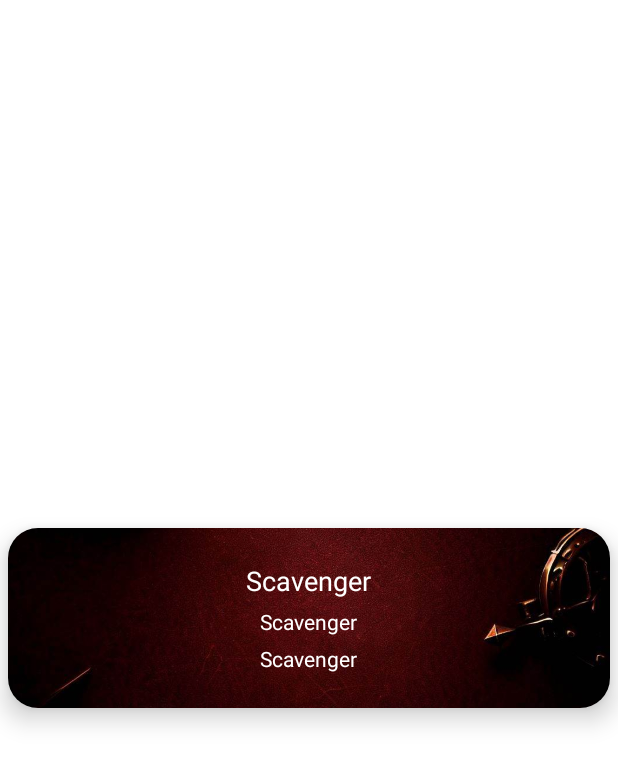
After one commit to yosephkimm/Scavenge, an Android app: the layout leaderboard_time_card.xml on its own in the app's theme, with its tools: preview values and no code run, on a phone screen of 412 x 824 dp. The commit adds this screen. Shown: the top 765 px of the screen. Run offline under Robolectric (Android 15) with nearby library versions, the phone set to English and light mode, and no system bars.

Commit message:
pretty much finished LeaderboardMainFragment. Need to add bg and LeaderboardFragment stuff

```diff
--- a/app/src/main/java/com/example/scavenger/MainActivity.java
+++ b/app/src/main/java/com/example/scavenger/MainActivity.java
@@ -71,6 +71,7 @@ public class MainActivity extends AppCompatActivity {
         navController = Navigation.findNavController(this, R.id.nav_host_fragment_content_main);
         appBarConfiguration = new AppBarConfiguration.Builder(navController.getGraph()).build();
         NavigationUI.setupActionBarWithNavController(this, navController, appBarConfiguration);
+
         getSupportActionBar().hide(); // hides the action bar at the top of the screen
 
         // Initialize Firebase Auth
@@ -210,13 +211,15 @@ public class MainActivity extends AppCompatActivity {
     private void HomeActivity() {
         navController.navigate(R.id.homeFragment2);
     }
-
+/*
     @Override
     public boolean onCreateOptionsMenu(Menu menu) {
         // Inflate the menu; this adds items to the action bar if it is present.
         getMenuInflater().inflate(R.menu.activity_main_drawer, menu);
         return true;
     }
+
+ */
 
     @Override
     public boolean onOptionsItemSelected(MenuItem item) {
--- /dev/null
+++ b/app/src/main/res/layout/leaderboard_time_card.xml
@@ -0,0 +1,74 @@
+<?xml version="1.0" encoding="utf-8"?><!-- XML implementation of Card Layout
+https://www.geeksforgeeks.org/gridview-in-android-with-example/# -->
+<androidx.cardview.widget.CardView
+    xmlns:android="http://schemas.android.com/apk/res/android"
+    xmlns:app="http://schemas.android.com/apk/res-auto"
+    android:layout_width="match_parent"
+    android:layout_height="wrap_content"
+    android:layout_gravity="center"
+    android:layout_margin="5dp"
+    app:cardCornerRadius="20dp"
+    app:cardElevation="10dp">
+
+    <FrameLayout
+        xmlns:android="http://schemas.android.com/apk/res/android"
+        xmlns:tools="http://schemas.android.com/tools"
+        android:layout_width="match_parent"
+        android:layout_height="wrap_content"
+        android:orientation="vertical"
+        tools:ignore="HardcodedText">
+        <LinearLayout
+            android:layout_width="match_parent"
+            android:layout_height="wrap_content"
+            android:orientation="horizontal"
+            android:gravity="center">
+            <ImageView
+                android:id="@+id/huntcardbg"
+                android:layout_width="match_parent"
+                android:layout_height="120dp"
+                android:src="@drawable/redbg"
+                android:scaleType="centerCrop" />
+
+        </LinearLayout>
+
+        <LinearLayout
+            android:layout_width="match_parent"
+            android:layout_height="wrap_content"
+            android:orientation="vertical"
+            android:layout_gravity="center"
+            android:gravity="center">
+
+            <TextView
+                android:id="@+id/huntname"
+                android:layout_width="wrap_content"
+                android:layout_height="wrap_content"
+                android:layout_margin="5dp"
+                android:text="@string/app_name"
+                android:textSize="18sp"
+                android:textAlignment="center"
+                android:layout_marginHorizontal="10dp"
+                android:textColor="@color/white"/>
+
+            <TextView
+                android:id="@+id/huntdesc"
+                android:layout_width="wrap_content"
+                android:layout_height="wrap_content"
+                android:layout_marginBottom="5dp"
+                android:text="@string/app_name"
+                android:textSize="14sp"
+                android:textAlignment="center"
+                android:layout_marginHorizontal="10dp"
+                android:textColor="@color/white"/>
+            <TextView
+                android:id="@+id/creatoremail"
+                android:layout_width="wrap_content"
+                android:layout_height="wrap_content"
+                android:layout_marginBottom="5dp"
+                android:text="@string/app_name"
+                android:textSize="14sp"
+                android:textAlignment="center"
+                android:layout_marginHorizontal="10dp"
+                android:textColor="@color/white"/>
+        </LinearLayout>
+    </FrameLayout>
+</androidx.cardview.widget.CardView>
```
Also changed, not shown: app/src/main/java/com/example/scavenger/HuntArrayAdapter.java (+56 -2 lines), app/src/main/java/com/example/scavenger/LeaderboardMainFragment.java (+12 -12 lines).
